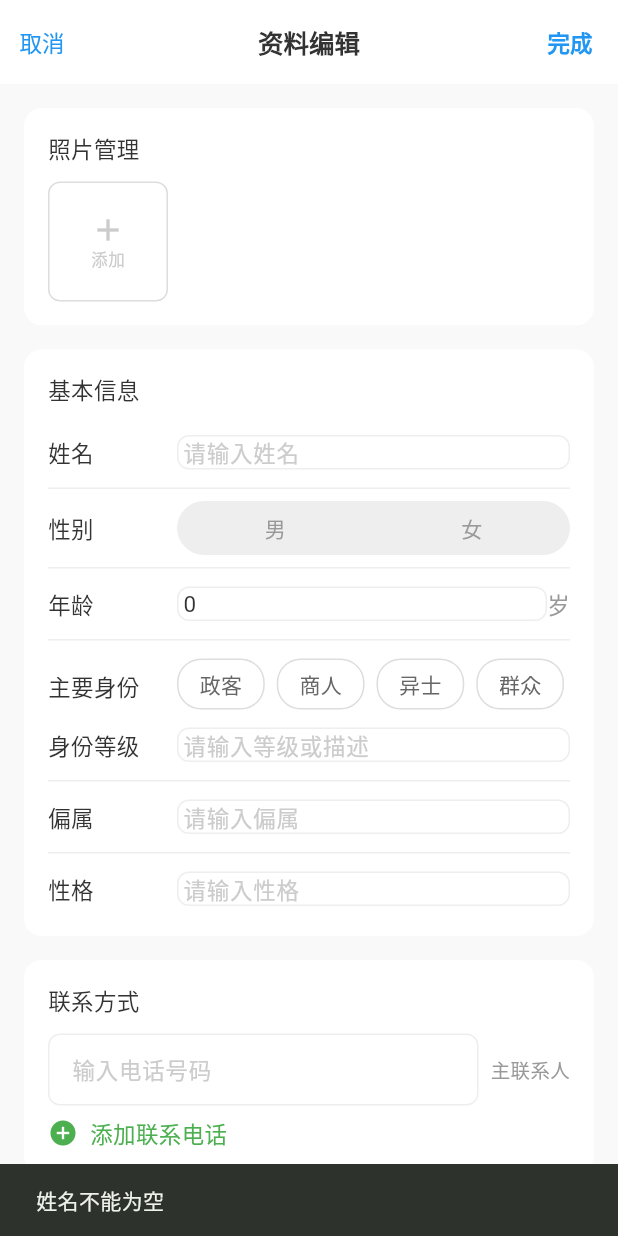
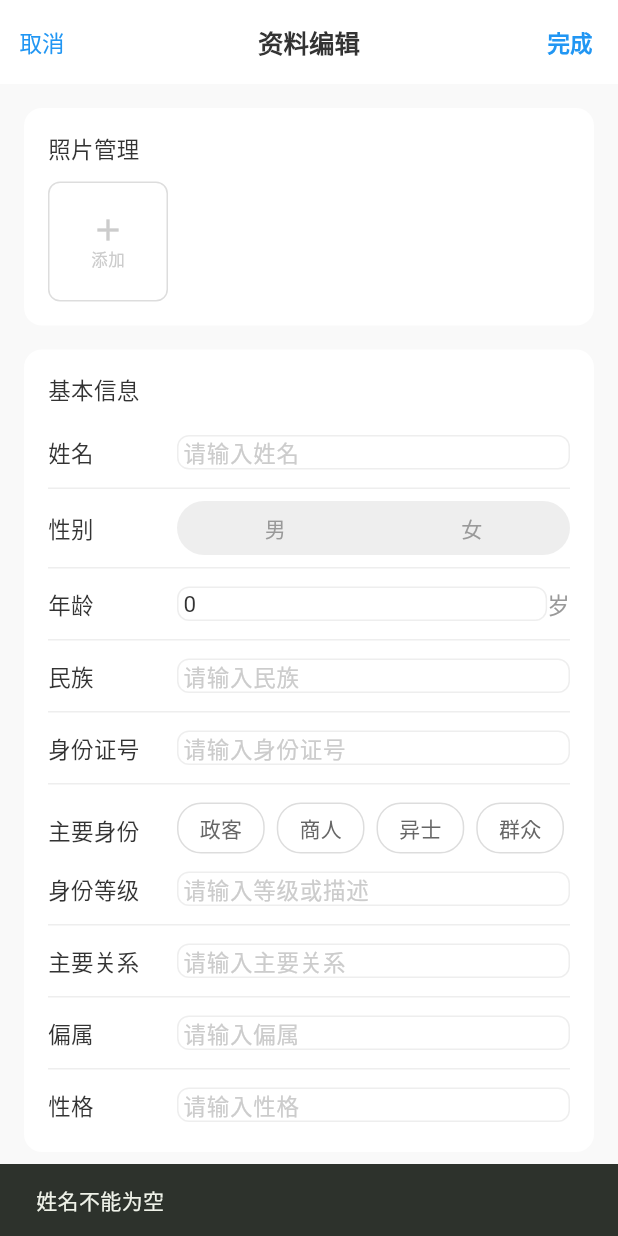
Before and after one commit to 605991180/shenglin-app, a Flutter app: the EditSpiritPage screen opened directly with empty values, after a tap on "完成", on a phone screen of 412 x 824 dp. Run offline on Flutter 3.47's test engine with Material 3 defaults, Android fonts, the phone set to English and light mode, and no system bars; our stand-ins replace file_picker, share_plus, sqflite; missing offline and left inert: flutter_quill, lpinyin; accounts and stored records are empty.

Commit message:
feat: 生灵4.1 - 新增民族/身份证号/主要关系字段
- Spirit模型新增ethnicity、idNumber、primaryRelation字段
- 数据库升级至版本5，支持新字段存储
- 详情页基本信息卡片新增三个字段显示
- 编辑页支持新字段录入（身份证号使用数字键盘）
- 字段顺序：年龄 → 民族 → 身份证号 → 主要身份 → 主要关系

🤖 Generated with [Qoder][https://qoder.com]

```diff
--- a/lib/models/spirit.dart
+++ b/lib/models/spirit.dart
@@ -7,8 +7,11 @@ class Spirit {
   final String? avatar;
   final String? gender;
   final int? age;
+  final String? ethnicity;
+  final String? idNumber;
   final String? identity;
   final String? identityLevel;
+  final String? primaryRelation;
   final String? preference;
   final String? personality;
   final String? affinity;
@@ -27,8 +30,11 @@ class Spirit {
     this.avatar,
     this.gender,
     this.age,
+    this.ethnicity,
+    this.idNumber,
     this.identity,
     this.identityLevel,
+    this.primaryRelation,
     this.preference,
     this.personality,
     this.affinity,
@@ -53,8 +59,11 @@ class Spirit {
       'avatar': avatar,
       'gender': gender,
       'age': age,
+      'ethnicity': ethnicity,
+      'id_number': idNumber,
       'identity': identity,
       'identity_level': identityLevel,
+      'primary_relation': primaryRelation,
       'preference': preference,
       'personality': personality,
       'affinity': affinity,
@@ -75,8 +84,11 @@ class Spirit {
       avatar: map['avatar'] as String?,
       gender: map['gender'] as String?,
       age: map['age'] as int?,
+      ethnicity: map['ethnicity'] as String?,
+      idNumber: map['id_number'] as String?,
       identity: map['identity'] as String?,
       identityLevel: map['identity_level'] as String?,
+      primaryRelation: map['primary_relation'] as String?,
       preference: map['preference'] as String?,
       personality: map['personality'] as String?,
       affinity: map['affinity'] as String?,
@@ -106,8 +118,11 @@ class Spirit {
     String? avatar,
     String? gender,
     int? age,
+    String? ethnicity,
+    String? idNumber,
     String? identity,
     String? identityLevel,
+    String? primaryRelation,
     String? preference,
     String? personality,
     String? affinity,
@@ -125,8 +140,11 @@ class Spirit {
       avatar: avatar ?? this.avatar,
       gender: gender ?? this.gender,
       age: age ?? this.age,
+      ethnicity: ethnicity ?? this.ethnicity,
+      idNumber: idNumber ?? this.idNumber,
       identity: identity ?? this.identity,
       identityLevel: identityLevel ?? this.identityLevel,
+      primaryRelation: primaryRelation ?? this.primaryRelation,
       preference: preference ?? this.preference,
       personality: personality ?? this.personality,
       affinity: affinity ?? this.affinity,
--- a/lib/pages/edit_spirit_page.dart
+++ b/lib/pages/edit_spirit_page.dart
@@ -18,6 +18,9 @@ class EditSpiritPage extends StatefulWidget {
 class _EditSpiritPageState extends State<EditSpiritPage> {
   late TextEditingController _nameController;
   late TextEditingController _ageController;
+  late TextEditingController _ethnicityController;
+  late TextEditingController _idNumberController;
+  late TextEditingController _primaryRelationController;
   late TextEditingController _affinityController;
   late TextEditingController _personalityController;
   late TextEditingController _memoController;
@@ -43,6 +46,9 @@ class _EditSpiritPageState extends State<EditSpiritPage> {
     final s = widget.spirit;
     _nameController = TextEditingController(text: s.name);
     _ageController = TextEditingController(text: s.age?.toString() ?? '');
+    _ethnicityController = TextEditingController(text: s.ethnicity ?? '');
+    _idNumberController = TextEditingController(text: s.idNumber ?? '');
+    _primaryRelationController = TextEditingController(text: s.primaryRelation ?? '');
     _affinityController = TextEditingController(text: s.affinity ?? '');
     _personalityController = TextEditingController(text: s.personality ?? '');
     _memoController = TextEditingController(text: s.memo ?? '');
@@ -63,6 +69,9 @@ class _EditSpiritPageState extends State<EditSpiritPage> {
   void dispose() {
     _nameController.dispose();
     _ageController.dispose();
+    _ethnicityController.dispose();
+    _idNumberController.dispose();
+    _primaryRelationController.dispose();
     _affinityController.dispose();
     _personalityController.dispose();
     _memoController.dispose();
@@ -91,8 +100,17 @@ class _EditSpiritPageState extends State<EditSpiritPage> {
       name: name,
       gender: _gender,
       age: int.tryParse(_ageController.text.trim()),
+      ethnicity: _ethnicityController.text.trim().isEmpty
+          ? null
+          : _ethnicityController.text.trim(),
+      idNumber: _idNumberController.text.trim().isEmpty
+          ? null
+          : _idNumberController.text.trim(),
       identity: _identity,
       identityLevel: _getIdentityLevelValue(),
+      primaryRelation: _primaryRelationController.text.trim().isEmpty
+          ? null
+          : _primaryRelationController.text.trim(),
       affinity: _affinityController.text.trim().isEmpty
           ? null
           : _affinityController.text.trim(),
@@ -339,8 +357,15 @@ class _EditSpiritPageState extends State<EditSpiritPage> {
           _buildEditRow('年龄', _ageController,
               keyboardType: TextInputType.number, suffix: '岁'),
           _buildDivider(),
+          _buildEditRow('民族', _ethnicityController),
+          _buildDivider(),
+          _buildEditRow('身份证号', _idNumberController,
+              keyboardType: TextInputType.number),
+          _buildDivider(),
           // 主要身份
           _buildIdentitySection(),
+          _buildDivider(),
+          _buildEditRow('主要关系', _primaryRelationController),
           _buildDivider(),
           _buildEditRow('偏属', _affinityController),
           _buildDivider(),
--- a/lib/pages/spirit_detail_page.dart
+++ b/lib/pages/spirit_detail_page.dart
@@ -243,7 +243,10 @@ class _SpiritDetailPageState extends State<SpiritDetailPage> {
           _buildDetailRow('性别', _spirit.gender ?? '未设置'),
           _buildDetailRow(
               '年龄', _spirit.age != null ? '${_spirit.age}岁' : '未设置'),
+          _buildDetailRow('民族', _spirit.ethnicity ?? '未设置'),
+          _buildDetailRow('身份证号', _spirit.idNumber ?? '未设置'),
           _buildDetailRow('主要身份', _buildIdentityText()),
+          _buildDetailRow('主要关系', _spirit.primaryRelation ?? '未设置'),
           _buildDetailRow('偏属', _spirit.affinity ?? '未设置'),
           _buildDetailRow('性格', _spirit.personality ?? '未设置',
               isLast: true),
```
Also changed, not shown: lib/database/database_helper.dart (+10 -1 lines).
